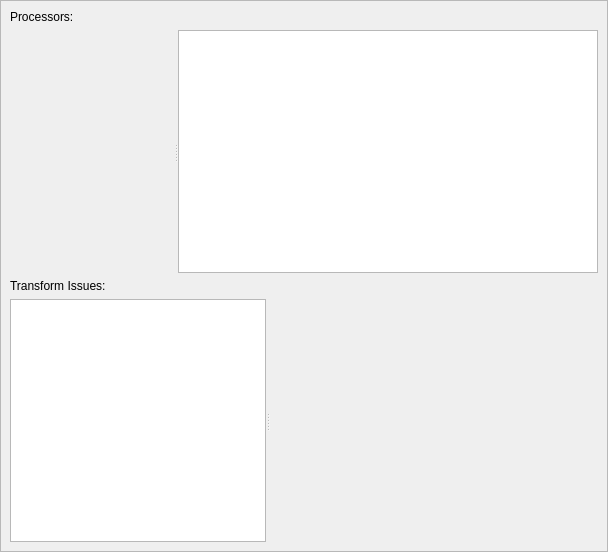
First picture: the form in Code/Editor/EditorFramework/Panels/AssetCuratorPanel/AssetCuratorPanel.ui, repository ezEngine/ezEngine, before the edit.
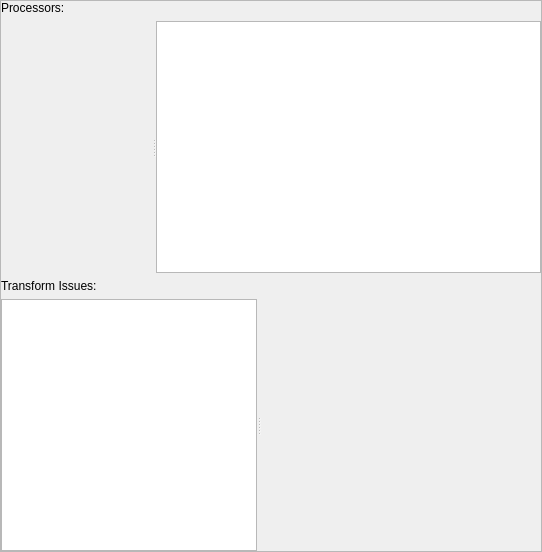
Second picture: the form after the edit. Icons and pictures are not drawn. Custom widgets are drawn as their Qt base class.

The edit to the form file:
```diff
--- a/Code/Editor/EditorFramework/Panels/AssetCuratorPanel/AssetCuratorPanel.ui
+++ b/Code/Editor/EditorFramework/Panels/AssetCuratorPanel/AssetCuratorPanel.ui
@@ -1,12 +1,15 @@
 <?xml version="1.0" encoding="UTF-8"?>
 <ui version="4.0">
  <class>AssetCuratorPanel</class>
- <widget class="QDockWidget" name="AssetCuratorPanel">
+ <widget class="QWidget" name="AssetCuratorPanel">
+  <property name="enabled">
+   <bool>true</bool>
+  </property>
   <property name="geometry">
    <rect>
     <x>0</x>
     <y>0</y>
-    <width>608</width>
+    <width>542</width>
     <height>552</height>
    </rect>
   </property>
@@ -14,9 +17,20 @@
    <iconset resource="../../../../Tools/Libs/GuiFoundation/QtResources/resources.qrc">
     <normaloff>:/GuiFoundation/Icons/Log.png</normaloff>:/GuiFoundation/Icons/Log.png</iconset>
   </property>
-  <property name="windowTitle">
-   <string>Asset Curator</string>
-  </property>
+  <layout class="QVBoxLayout" name="verticalLayout_2">
+   <property name="leftMargin">
+    <number>0</number>
+   </property>
+   <property name="topMargin">
+    <number>0</number>
+   </property>
+   <property name="rightMargin">
+    <number>0</number>
+   </property>
+   <property name="bottomMargin">
+    <number>0</number>
+   </property>
+   <item>
   <widget class="QFrame" name="dockWidgetContents">
    <property name="frameShape">
     <enum>QFrame::StyledPanel</enum>
@@ -31,6 +45,18 @@
     <number>0</number>
    </property>
    <layout class="QVBoxLayout" name="verticalLayout">
+      <property name="leftMargin">
+       <number>0</number>
+      </property>
+      <property name="topMargin">
+       <number>0</number>
+      </property>
+      <property name="rightMargin">
+       <number>0</number>
+      </property>
+      <property name="bottomMargin">
+       <number>0</number>
+      </property>
     <item>
      <layout class="QHBoxLayout" name="horizontalLayout">
       <item>
@@ -105,6 +131,8 @@
     </item>
    </layout>
   </widget>
+   </item>
+  </layout>
  </widget>
  <customwidgets>
   <customwidget>
```
Left out of the diff: 3 changed lines with no effect on the pictures. Lines whose indentation alone changed are shown as unchanged.
